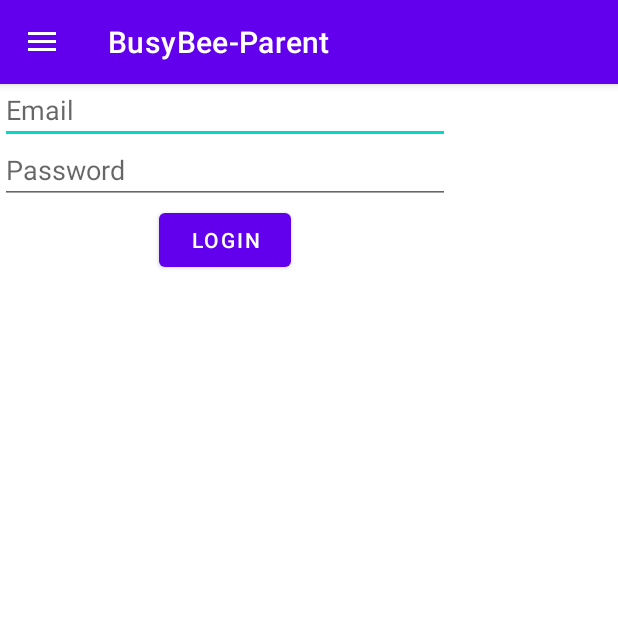
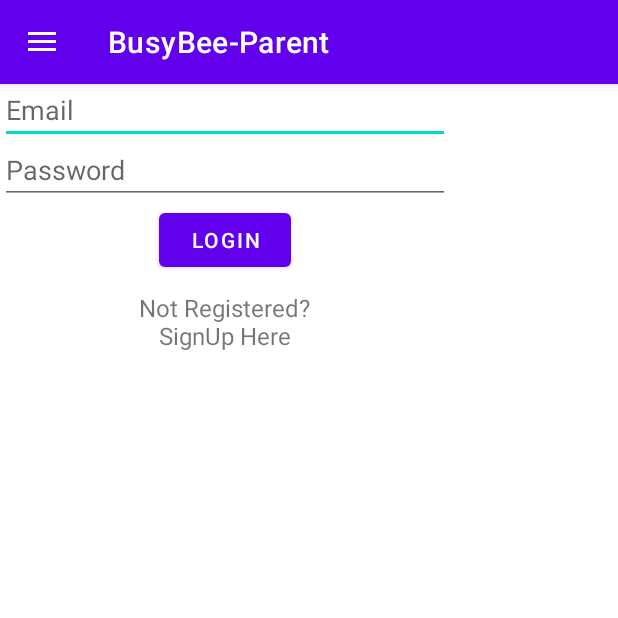
Before and after one commit to aryanmishra29/BusyBee, an Android app: the screen it shows after launch (MainActivity), after a tap on "My Account", on a phone screen of 412 x 824 dp, the top half of it. Run offline under Robolectric (Android 15) with nearby library versions, the phone set to English and light mode, and no system bars; our stand-ins replace Firebase (no records; nobody signed in at launch, a user with empty details on screens opened directly); 1 other tap on this screen came first.

Commit message:
Shared Pref added to parent app

```diff
--- a/BusyBeeParent/app/src/main/java/poize/busybee_parent/LoginFragment.java
+++ b/BusyBeeParent/app/src/main/java/poize/busybee_parent/LoginFragment.java
@@ -1,27 +1,27 @@
 package poize.busybee_parent;
 
+import android.content.Context;
+import android.content.SharedPreferences;
 import android.os.Bundle;
 
 import androidx.annotation.NonNull;
 import androidx.fragment.app.Fragment;
+import androidx.fragment.app.FragmentManager;
 
 import android.view.LayoutInflater;
 import android.view.View;
 import android.view.ViewGroup;
 import android.widget.Button;
 import android.widget.EditText;
+import android.widget.TextView;
 import android.widget.Toast;
 
 import com.google.android.gms.tasks.OnFailureListener;
 import com.google.android.gms.tasks.OnSuccessListener;
+import com.google.android.material.snackbar.Snackbar;
 import com.google.firebase.auth.AuthResult;
 import com.google.firebase.auth.FirebaseAuth;
 
-/**
- * A simple {@link Fragment} subclass.
- * Use the {@link LoginFragment#newInstance} factory method to
- * create an instance of this fragment.
- */
 public class LoginFragment extends Fragment {
 
     private FirebaseAuth firebaseAuth;
@@ -30,13 +30,12 @@ public class LoginFragment extends Fragment {
     private Button buttn_login;
     private String email;
     private String pass;
+    private TextView tv_loginToSignup;
 
-    // TODO: Rename parameter arguments, choose names that match
     // the fragment initialization parameters, e.g. ARG_ITEM_NUMBER
     private static final String ARG_PARAM1 = "param1";
     private static final String ARG_PARAM2 = "param2";
 
-    // TODO: Rename and change types of parameters
     private String mParam1;
     private String mParam2;
 
@@ -44,15 +43,6 @@ public class LoginFragment extends Fragment {
         // Required empty public constructor
     }
 
-    /**
-     * Use this factory method to create a new instance of
-     * this fragment using the provided parameters.
-     *
-     * @param param1 Parameter 1.
-     * @param param2 Parameter 2.
-     * @return A new instance of fragment LoginFragment.
-     */
-    // TODO: Rename and change types and number of parameters
     public static LoginFragment newInstance(String param1, String param2) {
         LoginFragment fragment = new LoginFragment();
         Bundle args = new Bundle();
@@ -78,19 +68,38 @@ public class LoginFragment extends Fragment {
         et_email = view.findViewById(R.id.et_loginEmail);
         et_pass = view.findViewById(R.id.et_loginPass);
         buttn_login = view.findViewById(R.id.button_login);
+        tv_loginToSignup = view.findViewById(R.id.tv_login_to_signup);
+
+        SharedPreferences sharedPreferences = getActivity().getSharedPreferences("userPref", Context.MODE_PRIVATE);
+        SharedPreferences.Editor editor = sharedPreferences.edit();
+        String Email = sharedPreferences.getString("email",null);
+        String Pass = sharedPreferences.getString("pass",null);
+
+        if(Email == null || Pass ==null){
+
+            tv_loginToSignup.setOnClickListener(new View.OnClickListener() {
+                @Override
+                public void onClick(View view) {
+                    fragmentSwitch(new SignupFragment());
+                }
+            });
+
             firebaseAuth = FirebaseAuth.getInstance();
-
             buttn_login.setOnClickListener(new View.OnClickListener() {
                 @Override
                 public void onClick(View view) {
                     email = et_email.getText().toString().trim();
                     pass = et_pass.getText().toString().trim();
+                    editor.putString("email", email);
+                    editor.putString("pass", pass);
+                    editor.apply();
+                    if(email != null && pass !=null){
                         firebaseAuth.signInWithEmailAndPassword(email,pass)
                                 .addOnSuccessListener(new OnSuccessListener<AuthResult>() {
                                     @Override
                                     public void onSuccess(AuthResult authResult) {
                                         Toast.makeText(getActivity(),"Login Successful",Toast.LENGTH_SHORT).show();
-
+                                        //TODO: add to shared pref
                                     }
                                 })
                                 .addOnFailureListener(new OnFailureListener() {
@@ -99,10 +108,23 @@ public class LoginFragment extends Fragment {
 
                                     }
                                 });
+                    }else {
+                        Snackbar.make(view.findViewById(R.id.loginScreen), "Empty Email or Password", Snackbar.LENGTH_SHORT).show();
+                    }
                 }
             });
+
+        }
+        else{
+            //TODO: Directly send to the home fragment
+        }
 
 
         return view;
     }
+
+    private void fragmentSwitch(Fragment fragment){
+        FragmentManager fragmentManager = getActivity().getSupportFragmentManager();
+        fragmentManager.beginTransaction().replace(R.id.frame_navigation, fragment).commit();
     }
+}
--- a/BusyBeeParent/app/src/main/java/poize/busybee_parent/MainActivity.java
+++ b/BusyBeeParent/app/src/main/java/poize/busybee_parent/MainActivity.java
@@ -7,6 +7,8 @@ import androidx.drawerlayout.widget.DrawerLayout;
 import androidx.fragment.app.Fragment;
 import androidx.fragment.app.FragmentManager;
 
+import android.content.Context;
+import android.content.SharedPreferences;
 import android.os.Bundle;
 import android.view.MenuItem;
 
@@ -44,11 +46,6 @@ public class MainActivity extends AppCompatActivity implements NavigationView.On
         return super.onOptionsItemSelected(item);
     }
 
-    private void fragmentSwitch(Fragment fragment){
-        FragmentManager fragmentManager = getSupportFragmentManager();
-        fragmentManager.beginTransaction().replace(R.id.frame_navigation, fragment).commit();
-    }
-
     @Override
     public boolean onNavigationItemSelected(@NonNull MenuItem item) {
         switch(item.getItemId()){
@@ -56,12 +53,20 @@ public class MainActivity extends AppCompatActivity implements NavigationView.On
                 //TODO: fragmentswitch to Account FRAGMENT
             }
             case R.id.nav_logout:{
+                SharedPreferences sharedPreferences = getSharedPreferences("userPref", Context.MODE_PRIVATE);
+                sharedPreferences.edit().clear().commit();
                 fragmentSwitch(new LoginFragment());
                 drawerLayout.close();
-                //TODO: remove from shared pref
             }
 
         }
         return false;
     }
+
+    private void fragmentSwitch(Fragment fragment){
+        FragmentManager fragmentManager = getSupportFragmentManager();
+        fragmentManager.beginTransaction().replace(R.id.frame_navigation, fragment).commit();
+    }
+
+
 }
--- a/BusyBeeParent/app/src/main/res/layout/fragment_login.xml
+++ b/BusyBeeParent/app/src/main/res/layout/fragment_login.xml
@@ -3,6 +3,7 @@
     xmlns:tools="http://schemas.android.com/tools"
     android:layout_width="match_parent"
     android:layout_height="match_parent"
+    android:id="@+id/loginScreen"
     tools:context=".LoginFragment">
 
     <LinearLayout
@@ -30,6 +31,18 @@
             android:layout_height="wrap_content"
             android:layout_gravity="center"
             android:text="Login"/>
+
+        <TextView
+            android:id="@+id/tv_login_to_signup"
+            android:layout_width="wrap_content"
+            android:layout_height="wrap_content"
+            android:layout_gravity="center"
+            android:clickable="true"
+            android:focusable="true"
+            android:padding="10dp"
+            android:text="Not Registered?\nSignUp Here"
+            android:textAlignment="center"
+            android:textSize="16sp"/>
     </LinearLayout>
 
 </FrameLayout>
```
Also changed, not shown: BusyBeeParent/app/src/main/java/poize/busybee_parent/SignupFragment.java (+11 -19 lines). Lines whose indentation alone changed are shown as unchanged.
